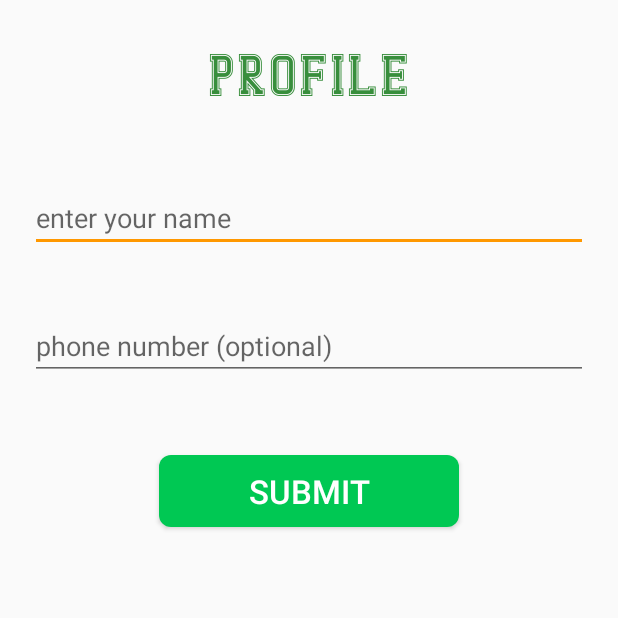
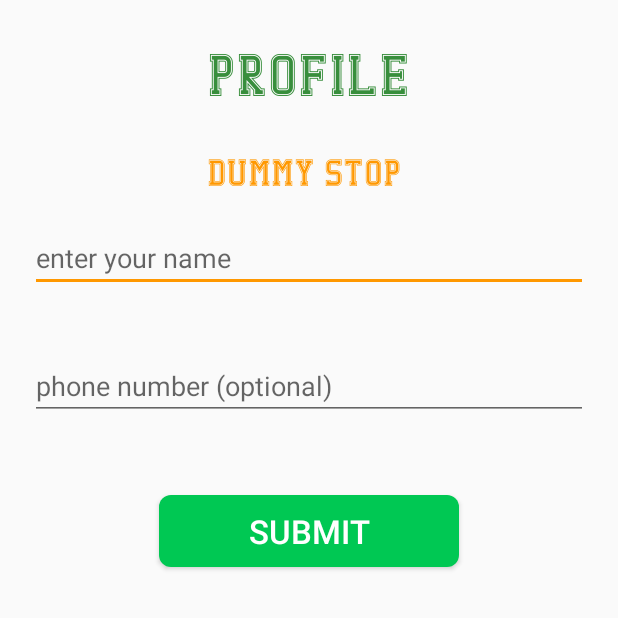
Before and after one commit to ksAvinash/SSMCabsClient, an Android app: the ProfileActivity screen opened directly, with no data from a screen before it, on a phone screen of 412 x 824 dp, the top half of it. Run offline under Robolectric (Android 15) with nearby library versions, the light colour scheme and no system bars; our stand-ins replace Firebase (no records; nobody signed in at launch, a user with empty details on screens opened directly).

Commit message:
profile change in the client app feature

```diff
--- a/app/src/main/java/com/labs/ssmcabs/client/ProfileActivity.java
+++ b/app/src/main/java/com/labs/ssmcabs/client/ProfileActivity.java
@@ -10,9 +10,11 @@ import android.view.View;
 import android.view.inputmethod.InputMethodManager;
 import android.widget.Button;
 import android.widget.EditText;
+import android.widget.TextView;
 
 import com.google.firebase.database.DatabaseReference;
 import com.google.firebase.database.FirebaseDatabase;
+import com.google.firebase.messaging.FirebaseMessaging;
 import com.labs.ssmcabs.client.helper.SharedPreferenceHelper;
 
 import java.util.regex.Matcher;
@@ -21,6 +23,7 @@ import java.util.regex.Pattern;
 public class ProfileActivity extends AppCompatActivity {
 
     EditText user_name, user_number;
+    TextView stop_name;
     Button profile_submit_button;
     FirebaseDatabase database;
 
@@ -38,6 +41,27 @@ public class ProfileActivity extends AppCompatActivity {
 
         user_name = findViewById(R.id.user_name);
         user_number = findViewById(R.id.user_number);
+        stop_name = findViewById(R.id.stop_name);
+
+        user_name.setText(SharedPreferenceHelper.fetchUserName(ProfileActivity.this));
+        user_number.setText(SharedPreferenceHelper.fetchUserPhoneNumber(ProfileActivity.this));
+        stop_name.setText(convertStopName(SharedPreferenceHelper.fetchStopName(ProfileActivity.this)));
+        stop_name.setOnClickListener(new View.OnClickListener() {
+            @Override
+            public void onClick(View v) {
+                clearPreviousTopicSubscription();
+
+                new Handler().postDelayed(new Runnable() {
+                    @Override
+                    public void run() {
+                        Intent intent = new Intent(ProfileActivity.this, SetupStopActivity.class);
+                        startActivity(intent);
+                        finish();
+                    }
+                }, 200);
+            }
+        });
+
 
         profile_submit_button = findViewById(R.id.profile_submit_button);
         profile_submit_button.setOnClickListener(new View.OnClickListener() {
@@ -80,9 +104,20 @@ public class ProfileActivity extends AppCompatActivity {
     }
 
     private void pushUserToStop(String name, String phone){
+        clearPreviousProfileDetails();
+
         DatabaseReference myRef = database.getReference("stops/"+ SharedPreferenceHelper.fetchStopName(this) +"/users/"+name);
         myRef.setValue(phone);
     }
+
+    private void clearPreviousProfileDetails(){
+        String username = SharedPreferenceHelper.fetchUserName(ProfileActivity.this);
+        if(!username.equals("")){
+            DatabaseReference myRef = database.getReference("stops/"+ SharedPreferenceHelper.fetchStopName(this) +"/users/"+username);
+            myRef.removeValue();
+        }
+    }
+
 
     private void saveProfileAndJumpToMainActivity(String name, String phone){
         Snackbar.make(findViewById(android.R.id.content), "Profile Update successful", Snackbar.LENGTH_LONG)
@@ -101,4 +136,19 @@ public class ProfileActivity extends AppCompatActivity {
 
     }
 
+    private String convertStopName(String stop_name){
+        String[] words = stop_name.split("_");
+        String res_name  = "";
+        for(String word : words){
+            res_name += word.substring(0, 1).toUpperCase()+word.substring(1)+" ";
+        }
+        return res_name;
+    }
+
+    private void clearPreviousTopicSubscription(){
+        FirebaseMessaging.getInstance().unsubscribeFromTopic(SharedPreferenceHelper.fetchStopName(ProfileActivity.this));
+    }
+
+
+
 }
--- a/app/src/main/java/com/labs/ssmcabs/client/helper/SharedPreferenceHelper.java
+++ b/app/src/main/java/com/labs/ssmcabs/client/helper/SharedPreferenceHelper.java
@@ -48,7 +48,7 @@ public class SharedPreferenceHelper {
 
     public static String fetchUserPhoneNumber(Context context){
         SharedPreferences sharedPreferences = context.getSharedPreferences("ssm_cabs_client_v1", MODE_PRIVATE);
-        return sharedPreferences.getString("phone_number", "0000011111");
+        return sharedPreferences.getString("phone_number", "");
     }
 
     public static boolean fetchPhoneNumberVisibilityStatus(Context context){
--- a/app/src/main/res/layout/activity_profile.xml
+++ b/app/src/main/res/layout/activity_profile.xml
@@ -19,8 +19,18 @@
         android:layout_width="wrap_content"
         android:layout_height="wrap_content" />
 
+
+    <com.labs.ssmcabs.client.fonts.DecurionOutlineFont
+        android:layout_width="wrap_content"
+        android:layout_below="@+id/rand1"
+        android:id="@+id/stop_name"
+        android:textSize="25sp"
+        android:textColor="@color/colorAccent"
+        android:layout_centerHorizontal="true"
+        android:layout_height="wrap_content" />
+
     <EditText
-        android:layout_below="@+id/rand1"
+        android:layout_below="@+id/stop_name"
         android:layout_margin="20dp"
         android:layout_width="match_parent"
         android:layout_height="wrap_content"
```
Also changed, not shown: app/src/main/java/com/labs/ssmcabs/client/MainActivity.java (+10 -2 lines), app/src/main/java/com/labs/ssmcabs/client/SetupStopActivity.java (+9 -0 lines).
